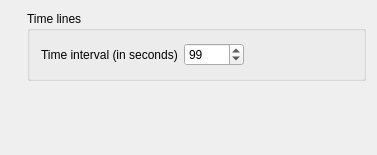
The window that src/klusters/src/prefclusterviewlayout.ui (Gravios/neurosuite-3) describes before a commit, drawn with Qt 5.
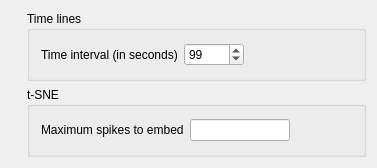
The same window after the commit.

Commit message: klusters: t-SNE spike cap gets a text box in Preferences > Cluster view

The edit to the form file:
```diff
--- a/src/klusters/src/prefclusterviewlayout.ui
+++ b/src/klusters/src/prefclusterviewlayout.ui
@@ -130,6 +130,82 @@
        </layout>
       </widget>
      </item>
+     <item row="1" column="1">
+      <widget class="QGroupBox" name="tsneGroupBox">
+       <property name="sizePolicy">
+        <sizepolicy hsizetype="Preferred" vsizetype="Fixed">
+         <horstretch>0</horstretch>
+         <verstretch>0</verstretch>
+        </sizepolicy>
+       </property>
+       <property name="minimumSize">
+        <size>
+         <width>320</width>
+         <height>70</height>
+        </size>
+       </property>
+       <property name="title">
+        <string>t-SNE</string>
+       </property>
+       <layout class="QGridLayout" name="gridLayout_2">
+        <item row="0" column="0">
+         <layout class="QHBoxLayout">
+          <property name="margin">
+           <number>0</number>
+          </property>
+          <item>
+           <widget class="QLabel" name="tsneCapLabel">
+            <property name="minimumSize">
+             <size>
+              <width>0</width>
+              <height>15</height>
+             </size>
+            </property>
+            <property name="text">
+             <string>Maximum spikes to embed</string>
+            </property>
+            <property name="wordWrap">
+             <bool>false</bool>
+            </property>
+           </widget>
+          </item>
+          <item>
+           <widget class="QLineEdit" name="tsneCapLineEdit">
+            <property name="minimumSize">
+             <size>
+              <width>80</width>
+              <height>0</height>
+             </size>
+            </property>
+            <property name="maximumSize">
+             <size>
+              <width>100</width>
+              <height>16777215</height>
+             </size>
+            </property>
+           </widget>
+          </item>
+          <item>
+           <spacer name="spacer20">
+            <property name="orientation">
+             <enum>Qt::Horizontal</enum>
+            </property>
+            <property name="sizeType">
+             <enum>QSizePolicy::Expanding</enum>
+            </property>
+            <property name="sizeHint" stdset="0">
+             <size>
+              <width>60</width>
+              <height>21</height>
+             </size>
+            </property>
+           </spacer>
+          </item>
+         </layout>
+        </item>
+       </layout>
+      </widget>
+     </item>
     </layout>
    </item>
   </layout>
```
The commit also changes 3 other files.
